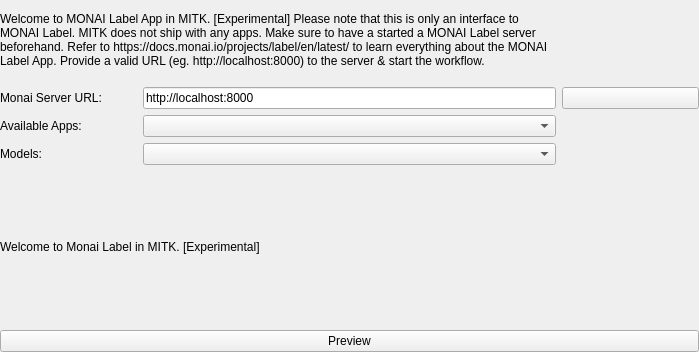
Qt form Modules/SegmentationUI/Qmitk/QmitkMonaiLabelToolGUIControls.ui (MITK/MITK) before a commit.
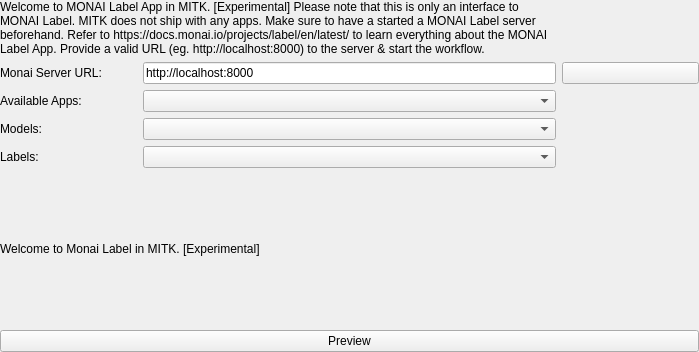
The same form after that commit. Custom widgets are drawn as their Qt base class.

Commit message: Monailabel tool UI& backend update for interactive model support

What changed in the file:
```diff
--- a/Modules/SegmentationUI/Qmitk/QmitkMonaiLabelToolGUIControls.ui
+++ b/Modules/SegmentationUI/Qmitk/QmitkMonaiLabelToolGUIControls.ui
@@ -123,6 +123,22 @@
      <item row="3" column="1" colspan="3">
       <widget class="ctkComboBox" name="modelBox"/>
      </item>
+	 <item row="4" column="0">
+	  <widget class="QLabel" name="labelSetLabel">
+	   <property name="sizePolicy">
+		<sizepolicy hsizetype="Preferred" vsizetype="Preferred">
+		 <horstretch>0</horstretch>
+		 <verstretch>0</verstretch>
+		</sizepolicy>
+	   </property>
+	   <property name="text">
+		<string>Labels:</string>
+	   </property>
+	  </widget>
+	 </item>
+	 <item row="4" column="1" colspan="3">
+	  <widget class="ctkComboBox" name="labelBox"/>
+	 </item>
     </layout>
    </item>
    <item>
```
Left out of the diff: 6 changed lines with no effect on the pictures. Lines whose indentation alone changed are shown as unchanged. The commit also changes 3 other files.
